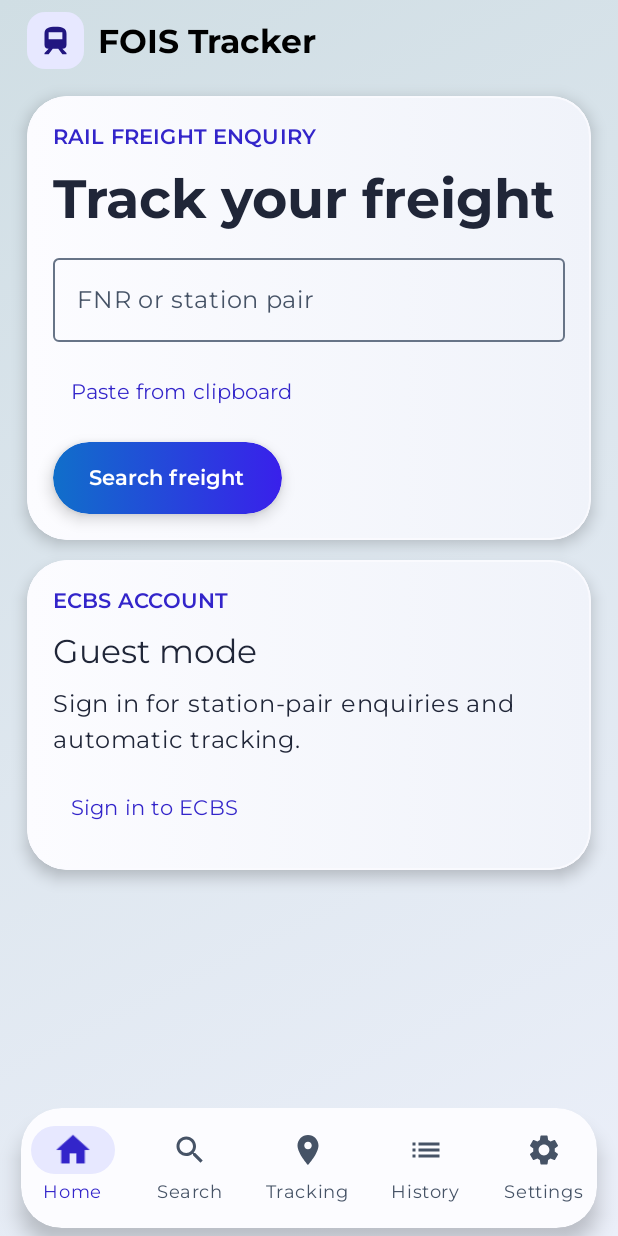
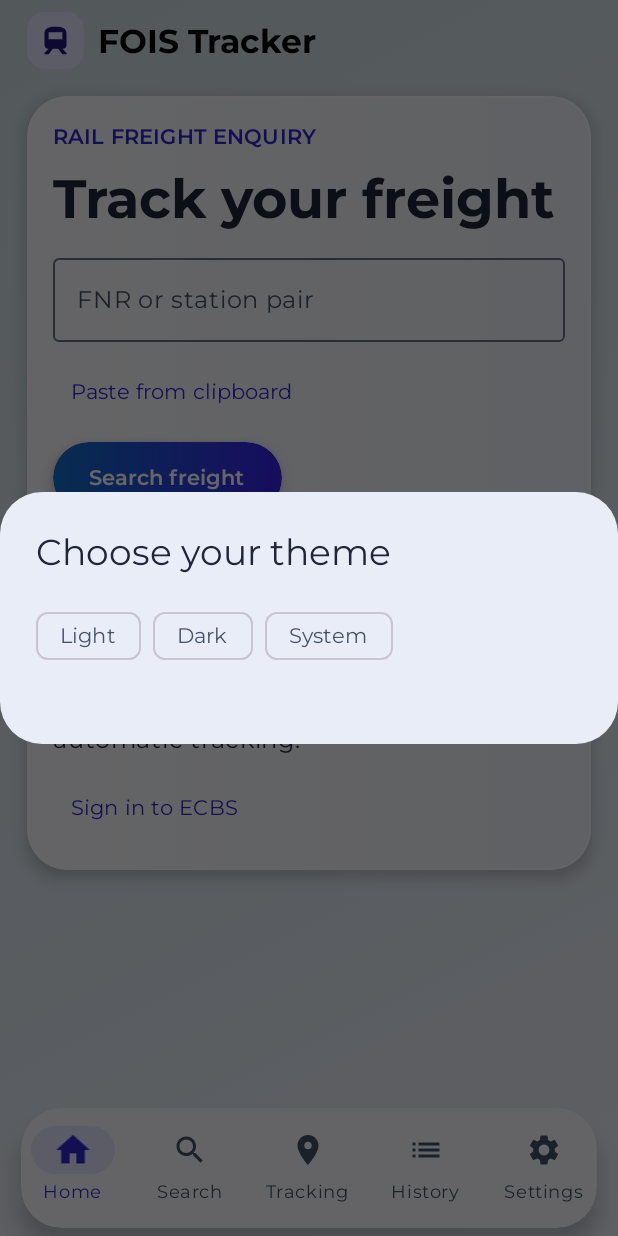
Before and after one commit to emochuddam/FOIS-Tracker, an Android app built with Jetpack Compose: the screen it shows after launch (MainActivity), on a phone screen of 412 x 824 dp. Run offline under Robolectric (Android 15) with nearby library versions, the phone set to English and light mode, and no system bars; 1 statement that could not run was skipped.

Commit message:
Add theme choices, dark UI kit styling, and station names

```diff
--- a/app/build.gradle.kts
+++ b/app/build.gradle.kts
@@ -18,8 +18,8 @@ android {
         applicationId = "org.railtracker.fois"
         minSdk = 26
         targetSdk = 36
-        versionCode = 9
-        versionName = "1.0.7"
+        versionCode = 10
+        versionName = "1.0.8"
         testInstrumentationRunner = "androidx.test.runner.AndroidJUnitRunner"
     }
     if (hasReleaseSigning) {
--- a/app/src/main/java/dev/foistracker/Fois.kt
+++ b/app/src/main/java/dev/foistracker/Fois.kt
@@ -33,7 +33,10 @@ data class Freight(val values: Map<String, String>, val journey: List<Journey> =
     val fnr get() = values["FNR"].orEmpty()
     val eta get() = values["Expected arrival"]
     val arrived get() = values["Actual arrival"]
-    fun get(key: String) = values[key] ?: "Not Reported"
+    fun get(key: String): String {
+        val value = values[key] ?: return "Not Reported"
+        return if (key == "Last reported station") reportedStationLabel(value, journey) else value
+    }
 }
 
 data class Query(val key: String, val consignor: String = "FCI") {
--- a/app/src/main/java/dev/foistracker/MainActivity.kt
+++ b/app/src/main/java/dev/foistracker/MainActivity.kt
@@ -35,6 +35,8 @@ import javax.net.ssl.SSLException
 
 data class Challenge(val guest: Boolean, val query: Query?, val image: Bitmap? = null, val revision: Int = 0,
     val notifyOnRefresh: Boolean = false)
+enum class ThemeMode(val label: String) { LIGHT("Light"), DARK("Dark"), SYSTEM("System") }
+
 data class ResultPage(val query: Query, val freight: List<Freight>, val cached: Boolean, val selected: Int = 0)
 
 class MainActivity : FragmentActivity() {
@@ -50,6 +52,8 @@ class MainActivity : FragmentActivity() {
     internal var message by mutableStateOf<String?>(null)
     internal var locked by mutableStateOf(false)
     internal var biometricEnabled by mutableStateOf(false)
+    internal var themeMode by mutableStateOf<ThemeMode?>(null)
+        private set
     internal var queryText by mutableStateOf("")
     internal var consignor by mutableStateOf("FCI")
     internal var foreground by mutableStateOf(false)
@@ -70,6 +74,7 @@ class MainActivity : FragmentActivity() {
         super.onCreate(savedInstanceState)
         enableEdgeToEdge()
         window.addFlags(WindowManager.LayoutParams.FLAG_SECURE)
+        themeMode = ThemeMode.entries.firstOrNull { it.name == services.settings.getString("theme_mode", null) }
         interval = services.settings.getLong("interval", 15)
         biometricEnabled = services.settings.getBoolean("biometric", false)
         locked = biometricEnabled
@@ -210,7 +215,17 @@ class MainActivity : FragmentActivity() {
         super.onResume()
         foreground = true
         updateNotificationState()
-        if (!locked && Build.VERSION.SDK_INT >= 33 && !notificationsAllowed &&
+        requestInitialNotificationPermission()
+    }
+
+    internal fun chooseTheme(mode: ThemeMode) {
+        themeMode = mode
+        services.settings.edit().putString("theme_mode", mode.name).apply()
+        requestInitialNotificationPermission()
+    }
+
+    private fun requestInitialNotificationPermission() {
+        if (foreground && themeMode != null && !locked && Build.VERSION.SDK_INT >= 33 && !notificationsAllowed &&
             !services.settings.getBoolean("notification_prompt_shown", false)) {
             enableNotifications()
         }
--- a/app/src/main/java/dev/foistracker/TrackerUi.kt
+++ b/app/src/main/java/dev/foistracker/TrackerUi.kt
@@ -65,6 +65,8 @@ import java.time.Duration
 import java.time.Instant
 
 private val actionGradient = Brush.horizontalGradient(listOf(Color(0xFF106FCA), Color(0xFF3920EB)))
+private val LocalDarkAppearance = compositionLocalOf { false }
+private val darkActionGradient = Brush.horizontalGradient(listOf(Color(0xFF7544D7), Color(0xFF5445CC)))
 private val light = lightColorScheme(
     primary = Color(0xFF3325CA), onPrimary = Color.White, primaryContainer = Color(0xFFE7E8FF),
     onPrimaryContainer = Color(0xFF211680), secondary = Color(0xFF485671), secondaryContainer = Color(0xFFE5EBF6),
@@ -74,18 +76,23 @@ private val light = lightColorScheme(
     surfaceContainer = Color(0xFFF0F3FA), surfaceContainerHigh = Color(0xFFE9EDF7), outline = Color(0xFF677487)
 )
 private val dark = darkColorScheme(
-    primary = Color(0xFFBFC4FF), onPrimary = Color(0xFF262080), primaryContainer = Color(0xFF373274),
-    onPrimaryContainer = Color(0xFFE3E5FF), secondary = Color(0xFFB9C7E3), secondaryContainer = Color(0xFF343D57),
-    onSecondaryContainer = Color(0xFFE7EDFF), background = Color(0xFF151A28),
-    onBackground = Color(0xFFE9ECF7), surface = Color(0xFF22283A), onSurface = Color(0xFFE9ECF7),
-    surfaceVariant = Color(0xFF343E52), onSurfaceVariant = Color(0xFFC0C9DE),
-    surfaceContainer = Color(0xFF293044), surfaceContainerHigh = Color(0xFF30394E), outline = Color(0xFFA2ADC2)
+    primary = Color(0xFFBF9DFF), onPrimary = Color(0xFF33176D), primaryContainer = Color(0xFF342458),
+    onPrimaryContainer = Color(0xFFE8D9FF), secondary = Color(0xFFA8BFD6), secondaryContainer = Color(0xFF142B40),
+    onSecondaryContainer = Color(0xFFDBE9F7), background = Color(0xFF252C3B),
+    onBackground = Color(0xFFF3F7FF), surface = Color(0xFF0E1927), onSurface = Color(0xFFF3F7FF),
+    surfaceVariant = Color(0xFF192C3F), onSurfaceVariant = Color(0xFFABC0D5),
+    surfaceContainer = Color(0xFF112234), surfaceContainerHigh = Color(0xFF172B3F), outline = Color(0xFF7894B0)
 )
-private val trackerTypography = Typography().run {
-    val family = FontFamily(
+private val lightTypography = trackerTypography(FontFamily(
     Font(R.font.montserrat_regular), Font(R.font.montserrat_semibold, FontWeight.SemiBold),
     Font(R.font.montserrat_bold, FontWeight.Bold)
-    )
+))
+private val darkTypography = trackerTypography(FontFamily(
+    Font(R.font.prompt_regular), Font(R.font.prompt_semibold, FontWeight.SemiBold),
+    Font(R.font.prompt_bold, FontWeight.Bold)
+))
+
+private fun trackerTypography(family: FontFamily) = Typography().run {
     copy(
         displayLarge = displayLarge.copy(fontFamily = family), displayMedium = displayMedium.copy(fontFamily = family),
         displaySmall = displaySmall.copy(fontFamily = family), headlineLarge = headlineLarge.copy(fontFamily = family),
@@ -99,18 +106,14 @@ private val trackerTypography = Typography().run {
 }
 private val tabs = listOf("Home", "Search", "Tracking", "History", "Settings")
 private val icons = listOf(Icons.Default.Home, Icons.Default.Search, Icons.Default.LocationOn, Icons.AutoMirrored.Filled.List, Icons.Default.Settings)
-private val stations = listOf("RMN" to "Raman", "NDLS" to "New Delhi", "DLI" to "Delhi Junction",
-    "HWH" to "Howrah Junction", "CSMT" to "Chhatrapati Shivaji Maharaj Terminus",
-    "MAS" to "MGR Chennai Central", "SBC" to "KSR Bengaluru", "SC" to "Secunderabad Junction",
-    "BZA" to "Vijayawada Junction", "VSKP" to "Visakhapatnam", "BBS" to "Bhubaneswar",
-    "LKO" to "Lucknow", "CNB" to "Kanpur Central", "PNBE" to "Patna Junction", "BPL" to "Bhopal Junction",
-    "NGP" to "Nagpur Junction", "ADI" to "Ahmedabad Junction", "ST" to "Surat", "PUNE" to "Pune Junction",
-    "GZB" to "Ghaziabad", "TKD" to "Tughlakabad", "DDU" to "Pt. Deen Dayal Upadhyaya Junction", "CFS" to "")
-
 @OptIn(ExperimentalMaterial3Api::class)
 @Composable
 fun TrackerApp(app: MainActivity) {
-    val darkMode = isSystemInDarkTheme()
+    val darkMode = when (app.themeMode) {
+        ThemeMode.LIGHT -> false
+        ThemeMode.DARK -> true
+        ThemeMode.SYSTEM, null -> isSystemInDarkTheme()
+    }
     val colors = if (darkMode) dark else light
     SideEffect {
         val bars = WindowCompat.getInsetsController(app.window, app.window.decorView)
@@ -120,11 +123,12 @@ fun TrackerApp(app: MainActivity) {
     val signedIn by app.services.signedIn.collectAsState()
     val backdrop = remember(darkMode) {
         Brush.linearGradient(
-            if (darkMode) listOf(Color(0xFF1E2940), Color(0xFF121625))
+            if (darkMode) listOf(Color(0xFF272D3F), Color(0xFF212632))
             else listOf(Color(0xFFD0DEE4), Color(0xFFEBEFF9))
         )
     }
-    MaterialTheme(colorScheme = colors, typography = trackerTypography) {
+    CompositionLocalProvider(LocalDarkAppearance provides darkMode) {
+        MaterialTheme(colorScheme = colors, typography = if (darkMode) darkTypography else lightTypography) {
             Box(Modifier.fillMaxSize().background(backdrop)) {
                 Column(Modifier.widthIn(max = 820.dp).fillMaxSize().safeDrawingPadding().imePadding()
                     .align(Alignment.TopCenter)) {
@@ -212,6 +216,15 @@ fun TrackerApp(app: MainActivity) {
                     }
                 }
             }
+            if (app.themeMode == null && !app.locked && app.challenge == null) {
+                AlertDialog(
+                    onDismissRequest = { app.chooseTheme(ThemeMode.SYSTEM) },
+                    title = { Text("Choose your theme") },
+                    text = { ThemeChoices(selected = null, choose = app::chooseTheme) },
+                    confirmButton = {}
+                )
+            }
+        }
     }
 }
 
@@ -255,7 +268,7 @@ private fun ActionButton(
         modifier = modifier.heightIn(min = 48.dp)
             .graphicsLayer { scaleX = scale; scaleY = scale }
             .shadow(elevation, shape)
-            .then(if (enabled) Modifier.background(actionGradient, shape) else Modifier)
+            .then(if (enabled) Modifier.background(if (LocalDarkAppearance.current) darkActionGradient else actionGradient, shape) else Modifier)
     ) { Text(label, fontWeight = FontWeight.SemiBold) }
 }
 
@@ -294,7 +307,7 @@ private fun Panel(modifier: Modifier = Modifier, content: @Composable ColumnScop
         modifier = modifier.fillMaxWidth().shadow(6.dp, RoundedCornerShape(27.dp)),
         shape = RoundedCornerShape(27.dp),
         colors = CardDefaults.cardColors(containerColor = colors.surface),
-        border = BorderStroke(1.dp, colors.surface.copy(alpha = 0.8f))
+        border = BorderStroke(1.dp, if (LocalDarkAppearance.current) colors.outline.copy(alpha = 0.16f) else colors.surface.copy(alpha = 0.8f))
     ) {
         Column(Modifier.fillMaxWidth().background(sheen).padding(17.dp),
             verticalArrangement = Arrangement.spacedBy(9.dp), content = content)
@@ -672,12 +685,23 @@ private fun SettingSwitch(label: String, checked: Boolean, update: (Boolean) ->
 }
 
 @Composable
+private fun ThemeChoices(selected: ThemeMode?, choose: (ThemeMode) -> Unit) {
+    Row(Modifier.fillMaxWidth().horizontalScroll(rememberScrollState()), horizontalArrangement = Arrangement.spacedBy(8.dp)) {
+        ThemeMode.entries.forEach { mode ->
+            FilterChip(selected = selected == mode, onClick = { choose(mode) }, label = { Text(mode.label) })
+        }
+    }
+}
+
+@Composable
 private fun Preferences(app: MainActivity, signedIn: Boolean) {
     var clear by remember { mutableStateOf(false) }
     Feed {
         item {
             Panel {
                 Title("Settings")
+                Label("THEME")
+                ThemeChoices(app.themeMode, app::chooseTheme)
                 Label("ECBS ACCOUNT")
                 Text(if (signedIn) "ECBS session available" else "Guest")
                 ActionButton(if (signedIn) "Sign out" else "Sign in", !app.loading) {
@@ -889,7 +913,7 @@ private fun LiveRefreshLight() {
             repeatMode = androidx.compose.animation.core.RepeatMode.Reverse
         ), label = "Green indicator"
     )
-    val green = if (isSystemInDarkTheme()) Color(0xFF63E68A) else Color(0xFF198344)
+    val green = if (LocalDarkAppearance.current) Color(0xFF63E68A) else Color(0xFF198344)
     Box(
         Modifier.size(22.dp).semantics { contentDescription = "Live refresh active" },
         contentAlignment = Alignment.Center
--- a/app/src/main/java/dev/foistracker/Tracking.kt
+++ b/app/src/main/java/dev/foistracker/Tracking.kt
@@ -38,7 +38,7 @@ fun freightAlerts(old: Freight?, next: Freight): List<Pair<Alert, String>> = bui
     val movement = next.values["Last reported movement"]
     if (station != null && (station != old.values["Last reported station"] ||
             movement != null && movement != old.values["Last reported movement"])) {
-        add(Alert.MOVEMENT to listOfNotNull(station, movement).joinToString(" • "))
+        add(Alert.MOVEMENT to listOfNotNull(next.get("Last reported station"), movement).joinToString(" • "))
     }
     val status = next.values["Freight status"]
     if (status != null && status != old.values["Freight status"]) add(Alert.STATUS to status)
```
Also changed, not shown: app/src/main/java/dev/foistracker/Stations.kt (added, +59 -0 lines), app/src/main/res/raw/prompt_ofl.txt (added, +93 -0 lines), app/src/main/res/font/prompt_bold.ttf (added), app/src/main/res/font/prompt_regular.ttf (added), app/src/main/res/font/prompt_semibold.ttf (added), 5 other files. Lines whose indentation alone changed are shown as unchanged.
